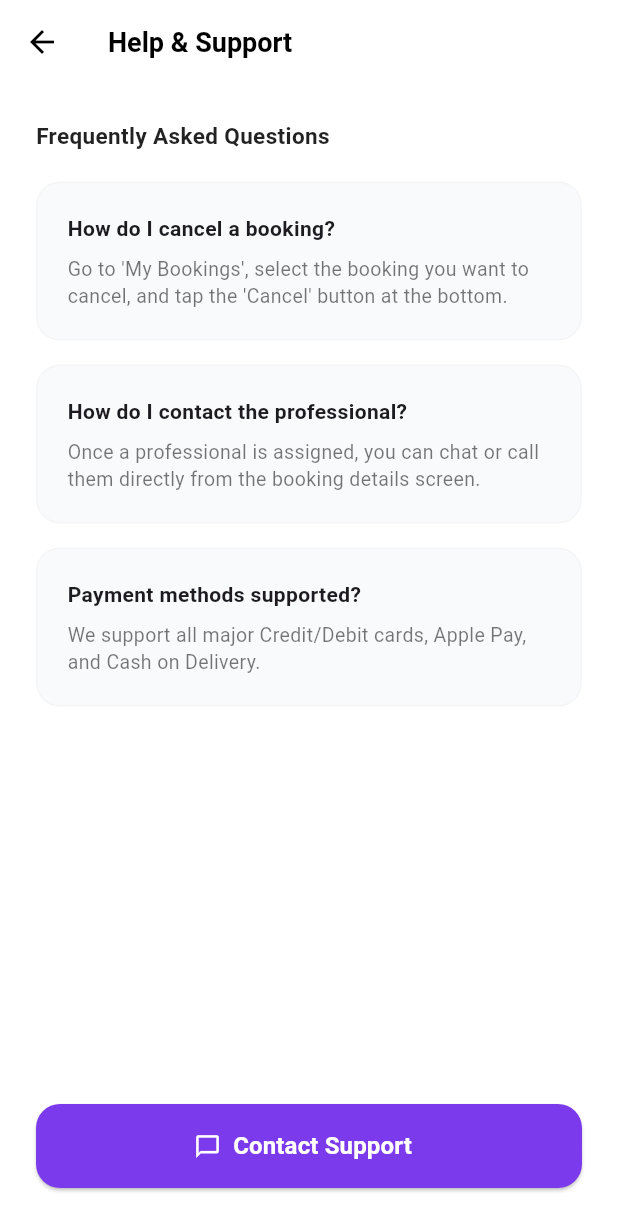
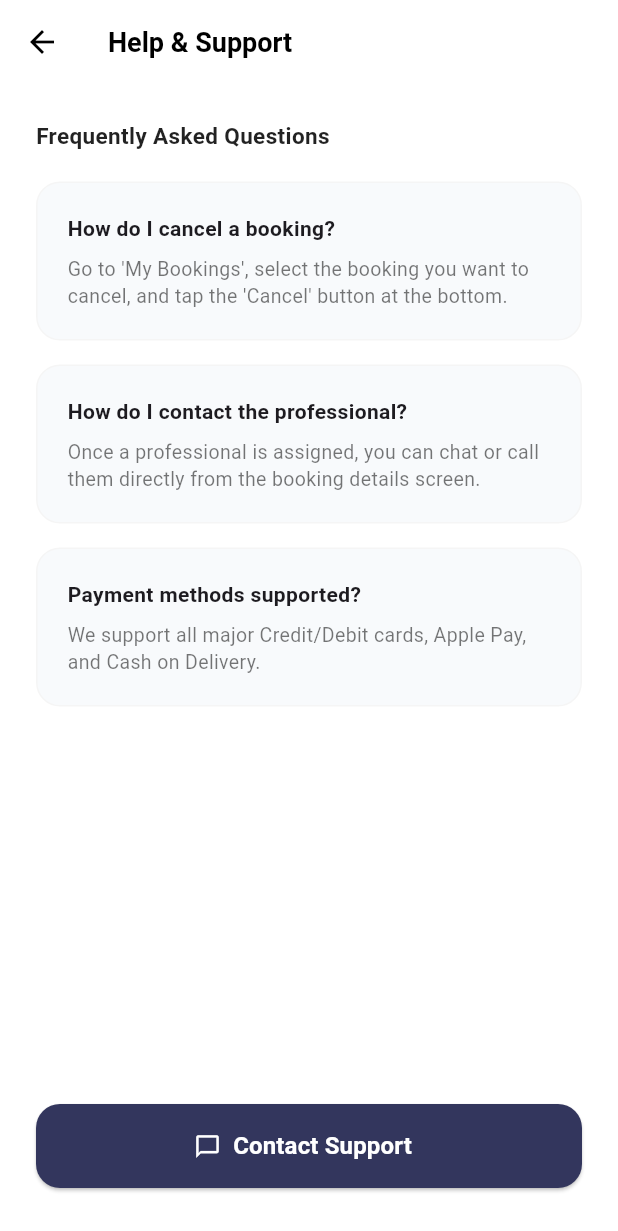
Before and after one commit to keyurvisavadiya/nearfix, a Flutter app: the HelpSupportScreen screen opened directly, on a phone screen of 412 x 824 dp. Shown: the top 1231 px of the screen. Run offline on Flutter 3.47's test engine with Material 3 defaults, Android fonts, the phone set to English and light mode, and no system bars; our stand-ins replace introduction_screen, shared_preferences; accounts and stored records are empty.

Commit message:
upadated the screens

```diff
--- a/lib/profile_screen/help_support_screen.dart
+++ b/lib/profile_screen/help_support_screen.dart
@@ -1,4 +1,6 @@
 import 'package:flutter/material.dart';
+const Color primaryBtnColor = Color.fromARGB(255, 51, 54, 93);
+
 
 class HelpSupportScreen extends StatelessWidget {
   const HelpSupportScreen({super.key});
@@ -44,7 +46,7 @@ class HelpSupportScreen extends StatelessWidget {
                 label: const Text("Contact Support",
                     style: TextStyle(color: Colors.white, fontSize: 16, fontWeight: FontWeight.w600)),
                 style: ElevatedButton.styleFrom(
-                  backgroundColor: const Color(0xFF7C3AED), // Purple from screenshot
+                  backgroundColor: primaryBtnColor, // Purple from screenshot
                   shape: RoundedRectangleBorder(borderRadius: BorderRadius.circular(16)),
                 ),
               ),
```
